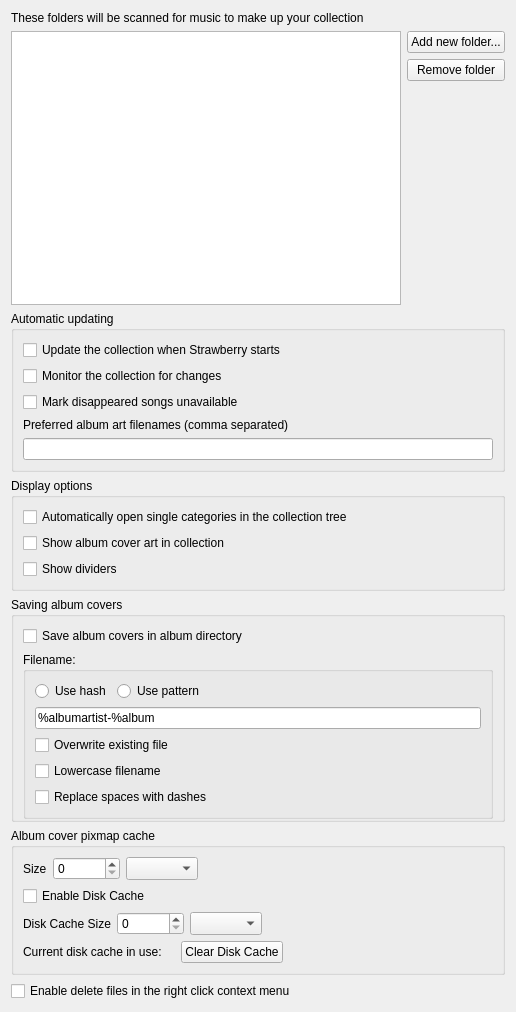
Old version of the form src/settings/collectionsettingspage.ui in the repository strawberrymusicplayer/strawberry.
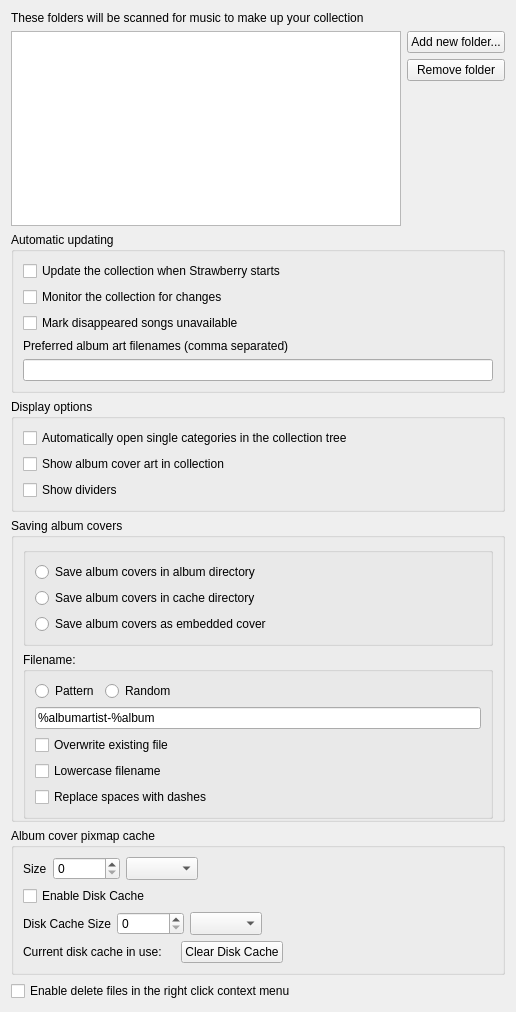
New version of the form.

Commit message:
Add support for saving embedded album covers
Fixes #286

```diff
--- a/src/settings/collectionsettingspage.ui
+++ b/src/settings/collectionsettingspage.ui
@@ -157,10 +157,33 @@
        <number>0</number>
       </property>
       <item>
-       <widget class="QCheckBox" name="checkbox_cover_album_dir">
-        <property name="text">
-         <string>Save album covers in album directory</string>
+       <widget class="QGroupBox" name="groupbox_save_options">
+        <property name="title">
+         <string/>
         </property>
+        <layout class="QVBoxLayout" name="verticalLayout_2">
+         <item>
+          <widget class="QRadioButton" name="radiobutton_save_albumcover_albumdir">
+           <property name="text">
+            <string>Save album covers in album directory</string>
+           </property>
+          </widget>
+         </item>
+         <item>
+          <widget class="QRadioButton" name="radiobutton_save_albumcover_cache">
+           <property name="text">
+            <string>Save album covers in cache directory</string>
+           </property>
+          </widget>
+         </item>
+         <item>
+          <widget class="QRadioButton" name="radiobutton_save_albumcover_embedded">
+           <property name="text">
+            <string>Save album covers as embedded cover</string>
+           </property>
+          </widget>
+         </item>
+        </layout>
        </widget>
       </item>
       <item>
@@ -184,17 +207,17 @@
             <property name="bottomMargin">
              <number>0</number>
             </property>
-            <item>
-             <widget class="QRadioButton" name="radiobutton_cover_hash">
-              <property name="text">
-               <string>Use hash</string>
-              </property>
-             </widget>
-            </item>
             <item>
              <widget class="QRadioButton" name="radiobutton_cover_pattern">
               <property name="text">
-               <string>Use pattern</string>
+               <string>Pattern</string>
+              </property>
+             </widget>
+            </item>
+            <item>
+             <widget class="QRadioButton" name="radiobutton_cover_hash">
+              <property name="text">
+               <string>Random</string>
               </property>
              </widget>
             </item>
```
Left out of the diff: 2 changed lines with no effect on the pictures. The commit also changes 78 other files.
